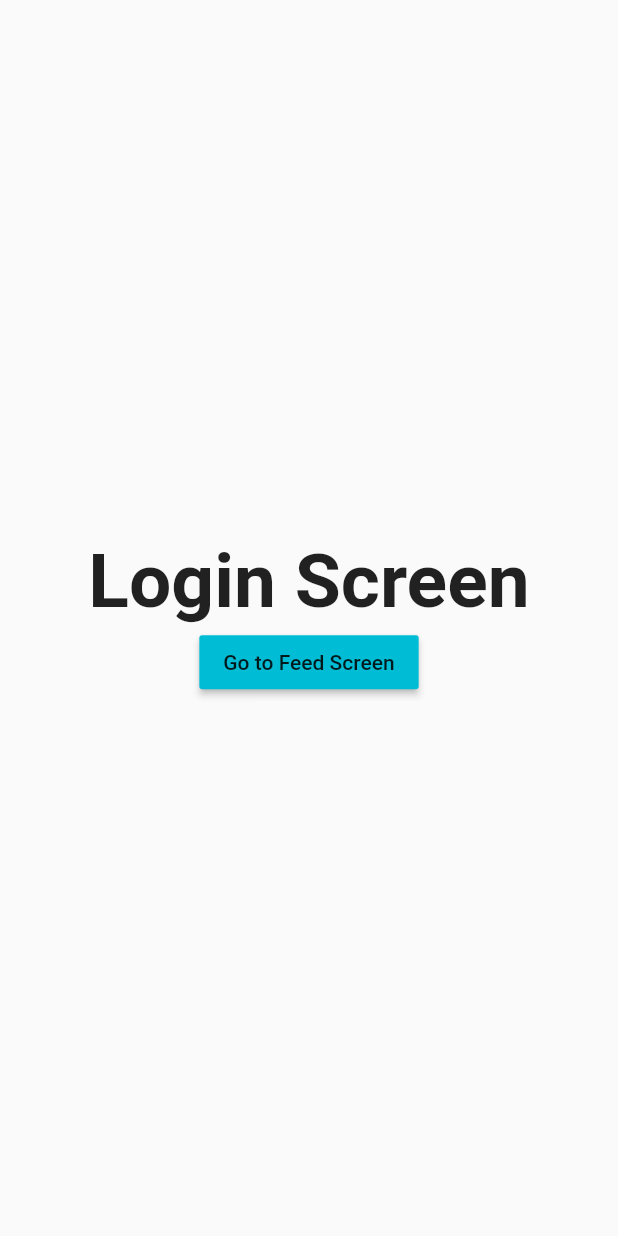
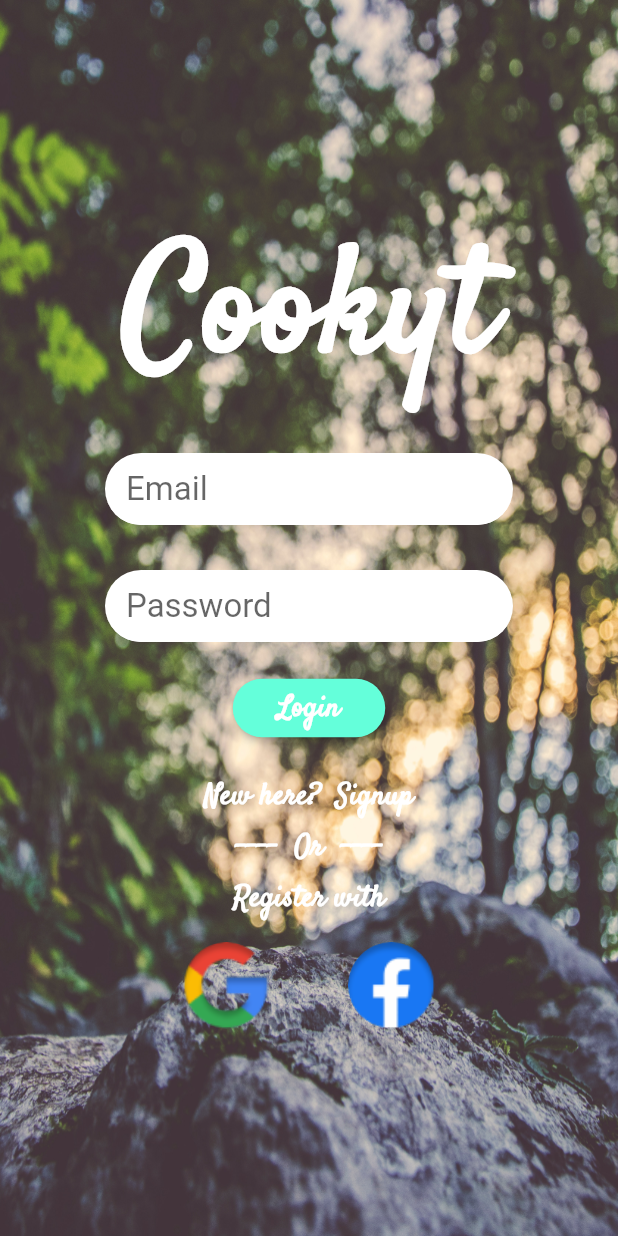
Before and after one commit to Kukyt/cookyt_app, a Flutter app: the screen it shows after launch, on a phone screen of 412 x 824 dp. Run offline on Flutter 3.47's test engine with Material 2 defaults, Android fonts, the phone set to English and light mode, and no system bars; accounts and stored records are empty.

Commit message:
Login page disseño creado

```diff
--- a/lib/src/screens/login_screen.dart
+++ b/lib/src/screens/login_screen.dart
@@ -1,8 +1,10 @@
+import 'package:cookyt_app/src/screens/feed_screen.dart';
+import 'package:cookyt_app/src/screens/signup_screen.dart';
+import 'package:cookyt_app/src/styles/login_page_styles.dart';
+import 'package:cookyt_app/src/styles/splash_screen_styles.dart';
 import 'package:flutter/material.dart';
-import 'feed_screen.dart';
 
 class LoginScreen extends StatefulWidget {
-
   static const String id = 'login_screen';
 
   LoginScreen({Key key}) : super(key: key);
@@ -12,25 +14,155 @@ class LoginScreen extends StatefulWidget {
 }
 
 class _LoginScreenState extends State<LoginScreen> {
+  var _formKey = GlobalKey<FormState>();
+  String _email;
+  String _password;
+
+  void _submit() {
+    if (_formKey.currentState.validate()) {
+      print(_email);
+      print(_password);
+      Navigator.pushReplacementNamed(context, FeedScreen.id);
+    }
+  }
+
   @override
   Widget build(BuildContext context) {
     return Scaffold(
-      body: Center(
+      body: Stack(children: [
+        Positioned(
+          top: 0.0,
+          right: 0.0,
+          left: 0.0,
+          child: Container(
+            height: MediaQuery.of(context).size.height,
+            width: MediaQuery.of(context).size.width,
+            decoration: BoxDecoration(
+              image: DecorationImage(
+                fit: BoxFit.fill,
+                image: AssetImage('assets/images/rock_background.jpg'),
+              ),
+            ),
+          ),
+        ),
+        Center(
+          child: SingleChildScrollView(
             child: Column(
               mainAxisSize: MainAxisSize.min,
               children: <Widget>[
                 Text(
-              'Login Screen',
-              style: TextStyle(fontSize: 50.0, fontWeight: FontWeight.bold),
+                  'Cookyt',
+                  style: cookytLogoStyle,
                 ),
+                Form(
+                  key: _formKey,
+                  child: Padding(
+                    padding: const EdgeInsets.symmetric(horizontal: 70.0),
+                    child: Column(
+                      children: <Widget>[
+                        SizedBox(height: 20.0),
+                        TextFormField(
+                          keyboardAppearance: Brightness.dark,
+                          keyboardType: TextInputType.emailAddress,
+                          autofocus: false,
+                          style: TextStyle(
+                              fontSize: 22.0, color: Color(0xFFbdc6cf)),
+                          decoration: textFieldDecoration('Email'),
+                          validator: (input) => !input.contains('@')
+                              ? 'Please enter a valid email'
+                              : null,
+                          onSaved: (input) => _email = input,
+                        ),
+                        SizedBox(height: 30.0),
+                        TextFormField(
+                          autofocus: false,
+                          obscureText: true,
+                          keyboardAppearance: Brightness.dark,
+                          keyboardType: TextInputType.visiblePassword,
+                          style: TextStyle(
+                            fontSize: 22.0,
+                            color: Color(0xFFbdc6cf),
+                          ),
+                          decoration: textFieldDecoration('Password'),
+                          validator: (input) => (input.length < 6)
+                              ? 'Please enter a valid password'
+                              : null,
+                          onSaved: (input) => _password = input,
+                        ),
+                        SizedBox(height: 20.0),
                         RaisedButton(
-              color: Colors.cyan,
-              child: Text('Go to Feed Screen'),
-              onPressed: () => Navigator.pushNamed(context, FeedScreen.id),
+                          shape: RoundedRectangleBorder(
+                            borderRadius: BorderRadius.circular(20.0),
+                          ),
+                          padding: const EdgeInsets.symmetric(
+                              horizontal: 30.0, vertical: 5.0),
+                          child: Text(
+                            'Login',
+                            style: loginTextStyle,
+                          ),
+                          color: Colors.tealAccent,
+                          onPressed: _submit,
+                        ),
+                        SizedBox(height: 20.0),
+                        Row(
+                          mainAxisAlignment: MainAxisAlignment.center,
+                          children: <Widget>[
+                            Text('New here?', style: loginTextStyle),
+                            SizedBox(width: 10.0),
+                            InkWell(
+                              child: Text('Signup', style: loginTextStyle),
+                              onTap: () =>
+                                  Navigator.pushNamed(context, SignupScreen.id),
+                            )
+                          ],
+                        ),
+                        SizedBox(height: 5.0),
+                        Text('----  Or  ----', style: loginTextStyle),
+                        SizedBox(height: 5.0),
+                        Text('Register with', style: loginTextStyle),
+                        SizedBox(height: 15.0),
+                        Row(
+                          mainAxisAlignment: MainAxisAlignment.spaceEvenly,
+                          children: <Widget>[
+                            GestureDetector(
+                              child: Container(
+                                width: 58.0,
+                                height: 58.0,
+                                decoration: BoxDecoration(
+                                    shape: BoxShape.circle,
+                                    image: DecorationImage(
+                                        fit: BoxFit.fill,
+                                        image: AssetImage(
+                                            'assets/images/logos/google.png'))),
+                              ),
+                              onTap: () => null,
+                            ),
+                            GestureDetector(
+                              child: Container(
+                                width: 58.0,
+                                height: 58.0,
+                                decoration: BoxDecoration(
+                                  shape: BoxShape.circle,
+                                  image: DecorationImage(
+                                    fit: BoxFit.fill,
+                                    image: AssetImage(
+                                        'assets/images/logos/facebook.png'),
+                                  ),
+                                ),
+                              ),
+                              onTap: () => null,
+                            )
+                          ],
                         ),
                       ],
                     ),
                   ),
+                ),
+              ],
+            ),
+          ),
+        ),
+      ]),
     );
   }
 }
--- /dev/null
+++ b/lib/src/styles/login_page_styles.dart
@@ -0,0 +1,27 @@
+import 'package:flutter/material.dart';
+
+InputDecoration textFieldDecoration(name) {
+  return InputDecoration(
+    errorStyle: TextStyle(color: Colors.deepOrange, fontWeight: FontWeight.bold, fontSize: 15.0 ),
+    filled: true,
+    fillColor: Colors.white,
+    hintText: name,
+    contentPadding: const EdgeInsets.only(left: 14.0, bottom: 8.0, top: 8.0),
+    focusedBorder: _textFieldBorder,
+    enabledBorder: _textFieldBorder,
+    errorBorder: _textFieldBorder,
+    border: _textFieldBorder,
+  );
+}
+
+final _textFieldBorder = UnderlineInputBorder(
+  borderSide: BorderSide(color: Colors.white),
+  borderRadius: BorderRadius.circular(25.7),
+);
+
+final loginTextStyle = TextStyle(
+  fontFamily: 'Satisfy',
+  color: Colors.white,
+  fontSize: 20.0,
+  fontWeight: FontWeight.bold,
+);
--- a/pubspec.yaml
+++ b/pubspec.yaml
@@ -47,6 +47,9 @@ flutter:
     - assets/images/comida2.jpg
     - assets/images/comida3.jpg
     - assets/images/profilephoto.jpeg
+    - assets/images/logos/facebook.png
+    - assets/images/logos/google.png
+    - assets/images/rock_background.jpg
 
   # An image asset can refer to one or more resolution-specific "variants", see
   # https://flutter.dev/assets-and-images/#resolution-aware.
```
Also changed, not shown: assets/images/logos/facebook.png (added), assets/images/logos/google.png (added), assets/images/rock_background.jpg (added). Lines whose indentation alone changed are shown as unchanged.
